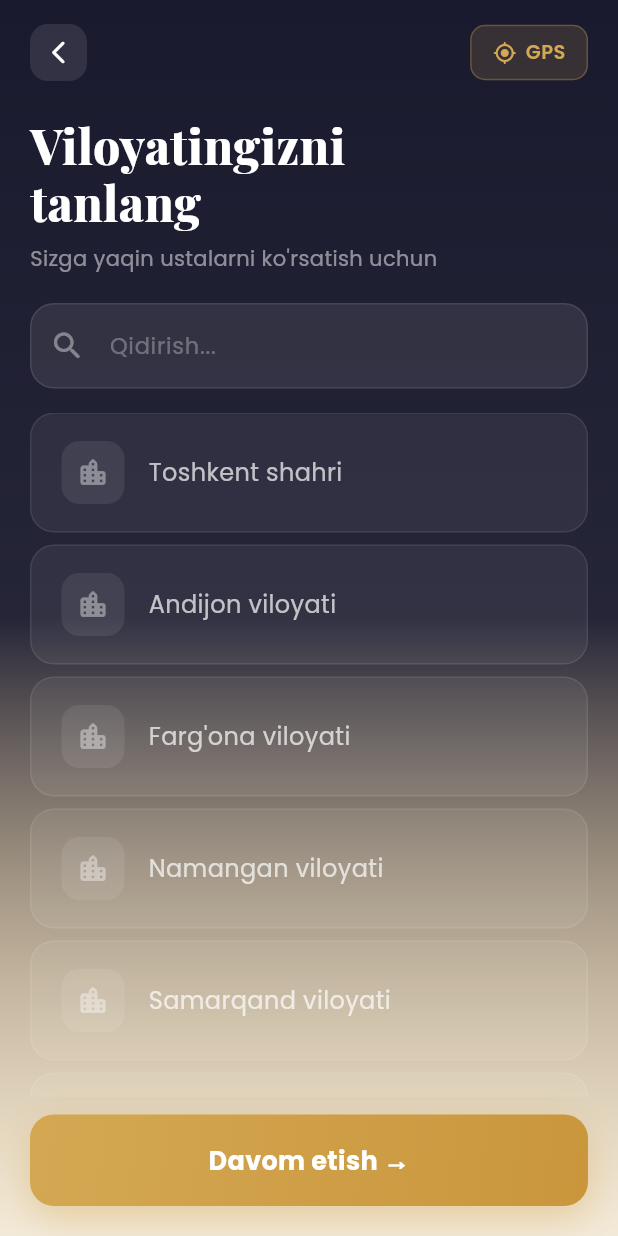
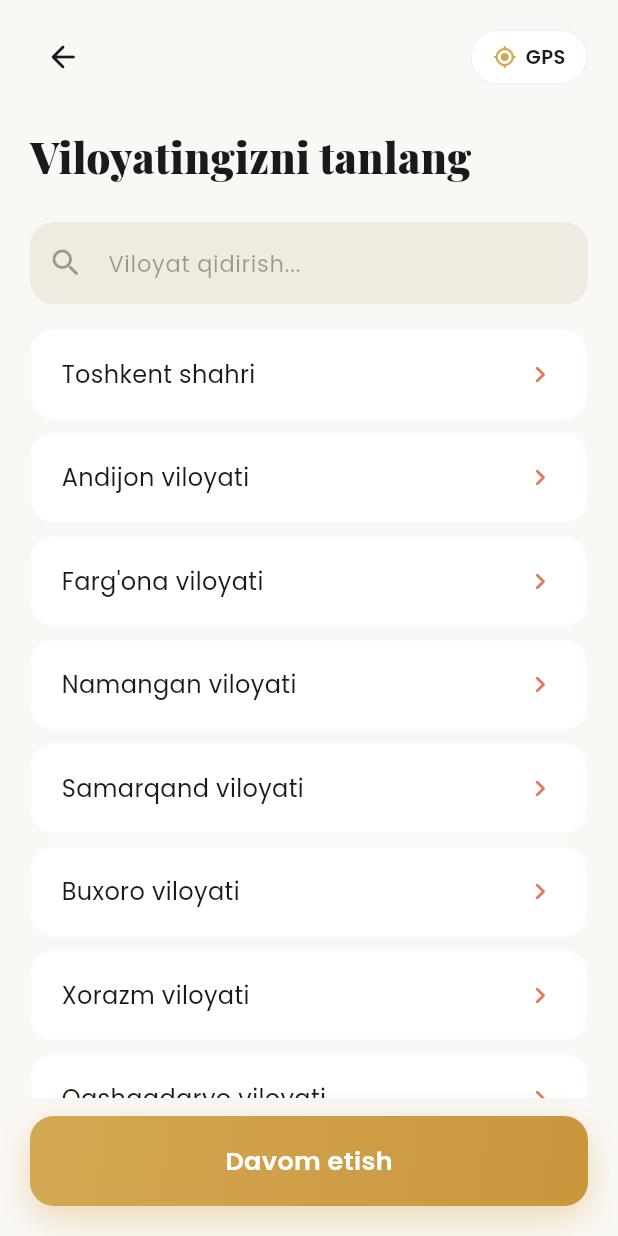
Before and after one commit to Nodirbek2345/Sartarosh-app, a Flutter app: the RegionView screen opened by its route, on a phone screen of 412 x 824 dp. Run offline on Flutter 3.47's test engine with Material 3 defaults, Android fonts, the phone set to English and light mode, and no system bars; drawn by our look-alikes of flutter_animate; our stand-ins replace cloud_firestore, firebase_auth, firebase_core, geocoding, geolocator, get and 3 more; accounts and stored records are empty.

Commit message:
feat: redesign location dialog and region selection UI to match premium light theme

```diff
--- a/sartarosh_app/lib/app/modules/region/views/region_view.dart
+++ b/sartarosh_app/lib/app/modules/region/views/region_view.dart
@@ -13,15 +13,7 @@ class RegionView extends GetView<RegionController> {
     return Scaffold(
       body: Container(
         decoration: BoxDecoration(
-          gradient: LinearGradient(
-            begin: Alignment.topCenter,
-            end: Alignment.bottomCenter,
-            colors: [
-              AppTheme.darkBg,
-              AppTheme.darkBg.withValues(alpha: 0.95),
-              AppTheme.primary.withValues(alpha: 0.15),
-            ],
-          ),
+          color: Color(0xFFFAF8F5), // Light cream background exactly as image
         ),
         child: SafeArea(
           child: Column(
@@ -39,13 +31,12 @@ class RegionView extends GetView<RegionController> {
                           child: Container(
                             padding: EdgeInsets.all(10),
                             decoration: BoxDecoration(
-                              color: Colors.white.withValues(alpha: 0.1),
-                              borderRadius: BorderRadius.circular(12),
+                              color: Colors.transparent,
                             ),
                             child: Icon(
-                              Icons.arrow_back_ios_new_rounded,
-                              color: Colors.white,
-                              size: 18,
+                              Icons.arrow_back_rounded,
+                              color: Color(0xFF1A1A1A),
+                              size: 24,
                             ),
                           ),
                         ),
@@ -68,13 +59,11 @@ class RegionView extends GetView<RegionController> {
                                       vertical: 8,
                                     ),
                                     decoration: BoxDecoration(
-                                      color: AppTheme.primary.withValues(
-                                        alpha: 0.15,
-                                      ),
-                                      borderRadius: BorderRadius.circular(10),
+                                      color: Colors.white,
+                                      borderRadius: BorderRadius.circular(20),
                                       border: Border.all(
-                                        color: AppTheme.primary.withValues(
-                                          alpha: 0.3,
+                                        color: Colors.black.withValues(
+                                          alpha: 0.05,
                                         ),
                                       ),
                                     ),
@@ -83,14 +72,14 @@ class RegionView extends GetView<RegionController> {
                                       children: [
                                         Icon(
                                           Icons.my_location_rounded,
-                                          color: AppTheme.primary,
+                                          color: AppTheme.gold,
                                           size: 16,
                                         ),
                                         SizedBox(width: 6),
                                         Text(
                                           "GPS",
                                           style: GoogleFonts.poppins(
-                                            color: AppTheme.primary,
+                                            color: Color(0xFF1A1A1A),
                                             fontSize: 13,
                                             fontWeight: FontWeight.w600,
                                           ),
@@ -104,48 +93,36 @@ class RegionView extends GetView<RegionController> {
                     ),
                     SizedBox(height: 24),
                     Text(
-                      "Viloyatingizni\ntanlang",
+                      "Viloyatingizni tanlang",
                       style: GoogleFonts.playfairDisplay(
-                        color: Colors.white,
-                        fontSize: 32,
-                        fontWeight: FontWeight.w800,
-                        height: 1.2,
+                        color: Color(0xFF1A1A1A),
+                        fontSize: 28,
+                        fontWeight: FontWeight.w900,
                       ),
                     ).animate().fadeIn(duration: 400.ms),
-                    SizedBox(height: 8),
-                    Text(
-                      "Sizga yaqin ustalarni ko'rsatish uchun",
-                      style: GoogleFonts.poppins(
-                        color: Colors.white.withValues(alpha: 0.5),
-                        fontSize: 14,
-                      ),
-                    ).animate().fadeIn(delay: 200.ms),
-                    SizedBox(height: 20),
+                    SizedBox(height: 24),
 
                     // ─── SEARCH BAR ───
                     Container(
                       decoration: BoxDecoration(
-                        color: Colors.white.withValues(alpha: 0.08),
+                        color: Color(0xFFF0EBE1), // Light grayish-cream
                         borderRadius: BorderRadius.circular(16),
-                        border: Border.all(
-                          color: Colors.white.withValues(alpha: 0.1),
-                        ),
                       ),
                       child: TextField(
                         onChanged: (v) => controller.searchQuery.value = v,
                         style: GoogleFonts.poppins(
-                          color: Colors.white,
+                          color: Color(0xFF1A1A1A),
                           fontSize: 15,
                         ),
                         decoration: InputDecoration(
-                          hintText: "Qidirish...",
+                          hintText: "Viloyat qidirish...",
                           hintStyle: GoogleFonts.poppins(
-                            color: Colors.white.withValues(alpha: 0.3),
+                            color: Color(0xFF1A1A1A).withValues(alpha: 0.4),
                             fontSize: 15,
                           ),
                           prefixIcon: Icon(
                             Icons.search_rounded,
-                            color: Colors.white.withValues(alpha: 0.4),
+                            color: Color(0xFF1A1A1A).withValues(alpha: 0.4),
                           ),
                           border: InputBorder.none,
                           contentPadding: EdgeInsets.symmetric(vertical: 16),
@@ -182,45 +159,25 @@ class RegionView extends GetView<RegionController> {
                             ),
                             decoration: BoxDecoration(
                               color: isSelected
-                                  ? AppTheme.primary.withValues(alpha: 0.15)
-                                  : Colors.white.withValues(alpha: 0.06),
+                                  ? Color(0xFFF0EBE1)
+                                  : Colors.white,
                               borderRadius: BorderRadius.circular(16),
                               border: Border.all(
                                 color: isSelected
-                                    ? AppTheme.primary
-                                    : Colors.white.withValues(alpha: 0.08),
-                                width: isSelected ? 1.5 : 1,
+                                    ? AppTheme.gold
+                                    : Colors.black.withValues(alpha: 0.02),
+                                width: isSelected ? 1 : 1,
                               ),
                             ),
                             child: Row(
                               children: [
-                                Container(
-                                  width: 42,
-                                  height: 42,
-                                  decoration: BoxDecoration(
-                                    color: isSelected
-                                        ? AppTheme.primary.withValues(
-                                            alpha: 0.2,
-                                          )
-                                        : Colors.white.withValues(alpha: 0.08),
-                                    borderRadius: BorderRadius.circular(12),
-                                  ),
-                                  child: Icon(
-                                    Icons.location_city_rounded,
-                                    color: isSelected
-                                        ? AppTheme.primary
-                                        : Colors.white.withValues(alpha: 0.4),
-                                    size: 22,
-                                  ),
-                                ),
-                                SizedBox(width: 16),
                                 Expanded(
                                   child: Text(
                                     region['name']!,
                                     style: GoogleFonts.poppins(
                                       color: isSelected
-                                          ? Colors.white
-                                          : Colors.white.withValues(alpha: 0.7),
+                                          ? AppTheme.gold
+                                          : Color(0xFF1A1A1A),
                                       fontSize: 16,
                                       fontWeight: isSelected
                                           ? FontWeight.w600
@@ -228,19 +185,17 @@ class RegionView extends GetView<RegionController> {
                                     ),
                                   ),
                                 ),
-                                if (isSelected)
-                                  Container(
-                                    padding: EdgeInsets.all(4),
-                                    decoration: BoxDecoration(
-                                      color: AppTheme.primary,
-                                      shape: BoxShape.circle,
-                                    ),
-                                    child: Icon(
-                                      Icons.check_rounded,
-                                      color: Colors.white,
-                                      size: 16,
-                                    ),
-                                  ),
+                                Icon(
+                                  isSelected
+                                      ? Icons.check_rounded
+                                      : Icons.chevron_right_rounded,
+                                  color: isSelected
+                                      ? AppTheme.gold
+                                      : Color(
+                                          0xFFE07A5F,
+                                        ), // Orange accent chevron like image
+                                  size: 22,
+                                ),
                               ],
                             ),
                           ),
@@ -274,11 +229,11 @@ class RegionView extends GetView<RegionController> {
                     ),
                     child: Center(
                       child: Text(
-                        "Davom etish →",
+                        "Davom etish",
                         style: GoogleFonts.poppins(
                           color: Colors.white,
                           fontSize: 17,
-                          fontWeight: FontWeight.w700,
+                          fontWeight: FontWeight.w600,
                         ),
                       ),
                     ),
```
Also changed, not shown: sartarosh_app/lib/app/modules/startup/controllers/splash_controller.dart (+109 -53 lines).
